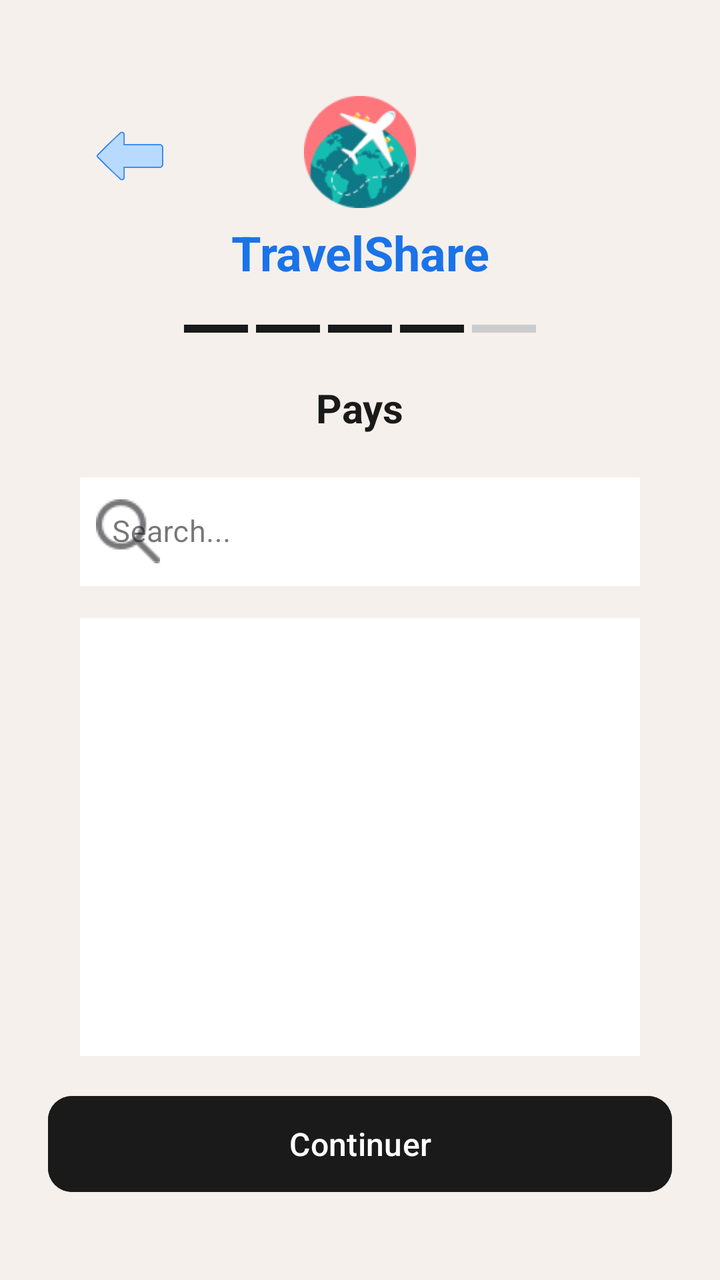
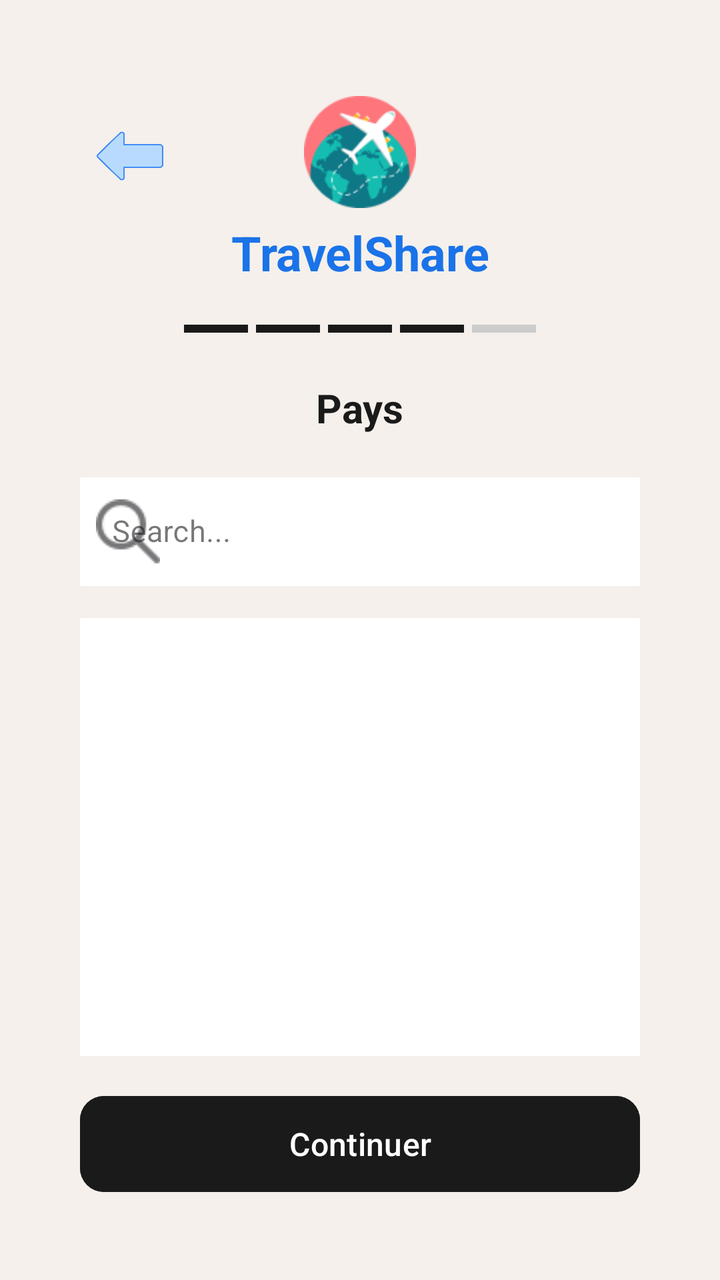

The first picture is an Android layout as it rendered before a commit; the second is the same layout after the commit. The layout source and the unified diff follow.
<!-- AndroidManifest.xml: application theme Theme.Traveling -->
<!-- res/layout/activity_register_country.xml -->
<?xml version="1.0" encoding="utf-8"?>
<androidx.constraintlayout.widget.ConstraintLayout
    xmlns:android="http://schemas.android.com/apk/res/android"
    xmlns:app="http://schemas.android.com/apk/res-auto"
    xmlns:tools="http://schemas.android.com/tools"
    android:id="@+id/main"
    android:layout_width="match_parent"
    android:layout_height="match_parent"
    tools:context=".TravelShare.Inscription.register_country"
    android:background="#F5F0EB"
    android:padding="24dp">

    
    <ImageView
        android:id="@+id/ivLogo"
        android:layout_width="56dp"
        android:layout_height="56dp"
        android:src="@drawable/ic_travelshare_logo"
        android:contentDescription="TravelShare Logo"
        app:layout_constraintTop_toTopOf="parent"
        app:layout_constraintStart_toStartOf="parent"
        app:layout_constraintEnd_toEndOf="parent"
        android:layout_marginTop="24dp"
        android:scaleType="fitCenter"/>

    <TextView
        android:id="@+id/tvAppName"
        android:layout_width="wrap_content"
        android:layout_height="wrap_content"
        android:text="TravelShare"
        android:textSize="24sp"
        android:textStyle="bold"
        android:textColor="#1A73E8"
        app:layout_constraintTop_toBottomOf="@id/ivLogo"
        app:layout_constraintStart_toStartOf="parent"
        app:layout_constraintEnd_toEndOf="parent"
        android:layout_marginTop="6dp"/>


    
    <ImageButton
        android:id="@+id/btnBack"
        android:layout_width="50dp"
        android:layout_height="60dp"
        android:src="@drawable/ic_arrow_back"
        android:contentDescription="Retour"
        android:background="?attr/selectableItemBackgroundBorderless"
        android:scaleType="fitCenter"
        android:padding="8dp"
        app:layout_constraintTop_toTopOf="parent"
        app:layout_constraintStart_toStartOf="parent"
        android:layout_marginTop="24dp"
        android:layout_marginStart="16dp"/>

    
    <LinearLayout
        android:id="@+id/llStepIndicator"
        android:layout_width="wrap_content"
        android:layout_height="wrap_content"
        android:orientation="horizontal"
        android:gravity="center"
        app:layout_constraintTop_toBottomOf="@id/tvAppName"
        app:layout_constraintStart_toStartOf="parent"
        app:layout_constraintEnd_toEndOf="parent"
        android:layout_marginTop="20dp">

        <View android:layout_width="32dp" android:layout_height="4dp"
            android:background="#1A1A1A" android:layout_marginEnd="4dp"/>
        <View android:layout_width="32dp" android:layout_height="4dp"
            android:background="#1A1A1A" android:layout_marginEnd="4dp"/>
        <View android:layout_width="32dp" android:layout_height="4dp"
            android:background="#1A1A1A" android:layout_marginEnd="4dp"/>
        <View android:layout_width="32dp" android:layout_height="4dp"
            android:background="#1A1A1A" android:layout_marginEnd="4dp"/>
        <View android:layout_width="32dp" android:layout_height="4dp"
            android:background="#CCCCCC"/>
    </LinearLayout>

    
    <TextView
        android:id="@+id/tvTitle"
        android:layout_width="wrap_content"
        android:layout_height="wrap_content"
        android:text="Pays"
        android:textSize="20sp"
        android:textStyle="bold"
        android:textColor="#1A1A1A"
        app:layout_constraintTop_toBottomOf="@id/llStepIndicator"
        app:layout_constraintStart_toStartOf="parent"
        app:layout_constraintEnd_toEndOf="parent"
        android:layout_marginTop="24dp"/>

    
    <com.google.android.material.textfield.TextInputLayout
        android:id="@+id/tilSearch"
        style="@style/Widget.MaterialComponents.TextInputLayout.OutlinedBox"
        android:layout_width="0dp"
        android:layout_height="wrap_content"
        app:layout_constraintTop_toBottomOf="@id/tvTitle"
        app:layout_constraintStart_toStartOf="parent"
        app:layout_constraintEnd_toEndOf="parent"
        android:layout_marginTop="16dp"
        android:layout_marginStart="16dp"
        android:layout_marginEnd="16dp"
        app:boxCornerRadiusTopStart="12dp"
        app:boxCornerRadiusTopEnd="12dp"
        app:boxCornerRadiusBottomStart="12dp"
        app:boxCornerRadiusBottomEnd="12dp"
        app:startIconDrawable="@drawable/ic_search"
        android:hint="Search...">

        <com.google.android.material.textfield.TextInputEditText
            android:id="@+id/etSearch"
            android:layout_width="match_parent"
            android:layout_height="wrap_content"
            android:inputType="text"
            android:textSize="15sp"
            android:background="@android:color/white"/>
    </com.google.android.material.textfield.TextInputLayout>

    
    <androidx.recyclerview.widget.RecyclerView
        android:id="@+id/rvCountries"
        android:layout_width="0dp"
        android:layout_height="0dp"
        android:background="@android:color/white"
        app:layout_constraintTop_toBottomOf="@id/tilSearch"
        app:layout_constraintStart_toStartOf="parent"
        app:layout_constraintEnd_toEndOf="parent"
        app:layout_constraintBottom_toTopOf="@id/btnContinue"
        android:layout_marginTop="16dp"
        android:layout_marginStart="16dp"
        android:layout_marginEnd="16dp"
        android:layout_marginBottom="16dp"/>

    
    <com.google.android.material.button.MaterialButton
        android:id="@+id/btnContinue"
        android:layout_width="0dp"
        android:layout_height="56dp"
        android:text="Continuer"
        android:textSize="16sp"
        android:textColor="@android:color/white"
        android:backgroundTint="#1A1A1A"
        app:cornerRadius="12dp"
        app:layout_constraintBottom_toBottomOf="parent"
        app:layout_constraintStart_toStartOf="parent"
        app:layout_constraintEnd_toEndOf="parent"
        android:layout_marginBottom="16dp"/>

</androidx.constraintlayout.widget.ConstraintLayout>
<!-- resources referenced by this layout -->
<resources>
  <!-- drawable ic_arrow_back: png bitmap (drawable, 10780 bytes) -->
  <!-- drawable ic_search: png bitmap (drawable, 661 bytes) -->
  <!-- drawable ic_travelshare_logo: png bitmap (drawable, 5466 bytes) -->
  <style name="Theme.Traveling" parent="Base.Theme.Traveling" />
  <style name="Base.Theme.Traveling" parent="Theme.Material3.DayNight.NoActionBar">
          
          
      </style>
</resources>

<!-- the commit's change to res/layout/activity_register_country.xml (unified diff, before → after) -->
@@ -146,6 +146,8 @@
         app:layout_constraintBottom_toBottomOf="parent"
         app:layout_constraintStart_toStartOf="parent"
         app:layout_constraintEnd_toEndOf="parent"
-        android:layout_marginBottom="16dp"/>
+        android:layout_marginBottom="16dp"
+        android:layout_marginStart="16dp"
+        android:layout_marginEnd="16dp"/>
 
 </androidx.constraintlayout.widget.ConstraintLayout>
